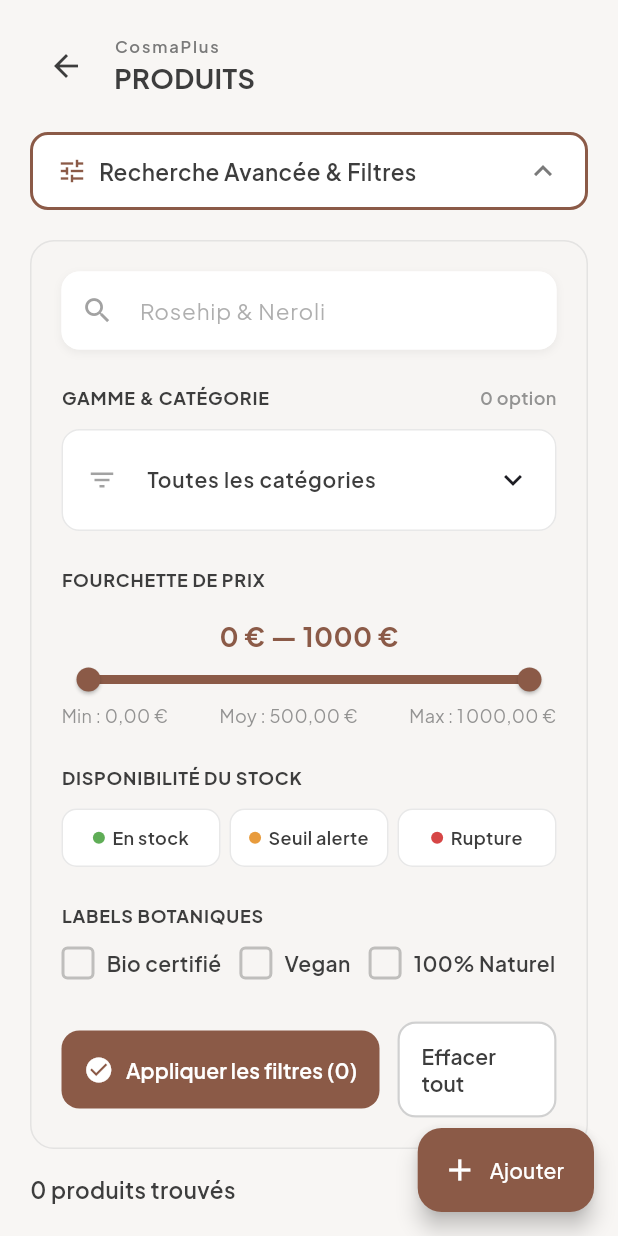
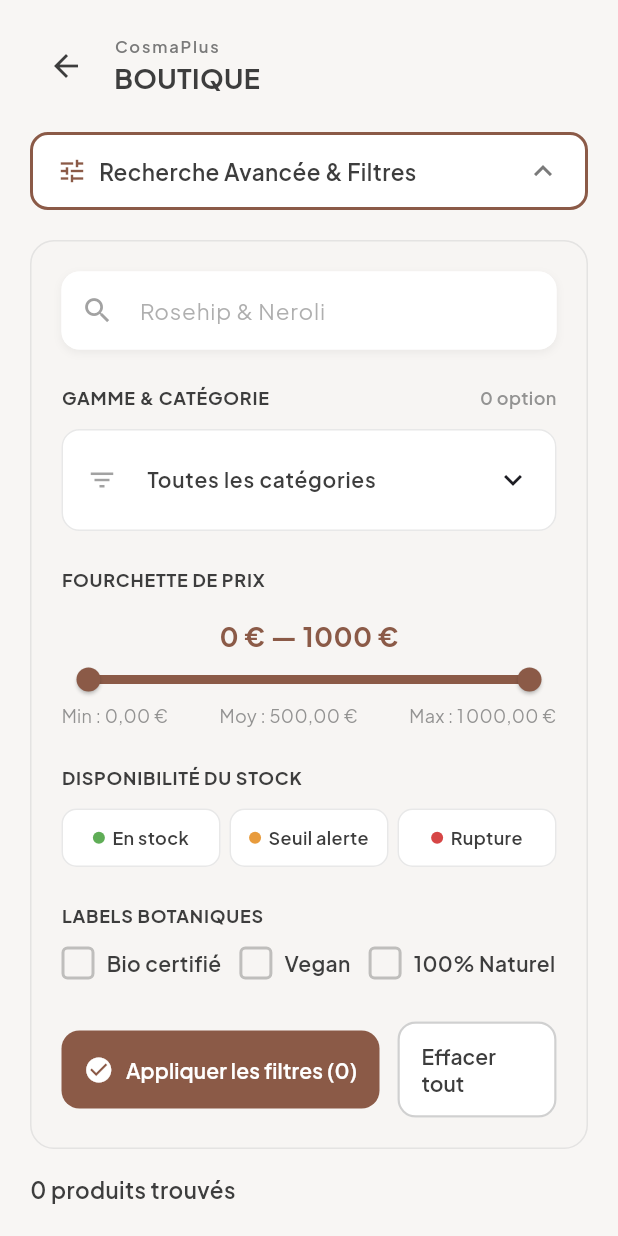
Before and after one commit to ghazi0ba/dev_mobile, a Flutter app: the ProductsScreen screen opened directly, after a tap on "Recherche Avancée & Filtres", on a phone screen of 412 x 824 dp. Run offline on Flutter 3.47's test engine with Material 3 defaults, Android fonts, the phone set to English and light mode, and no system bars; our stand-ins replace cloud_firestore, firebase_auth, firebase_core, google_fonts, image_picker; accounts and stored records are empty.

Commit message:
Produits : vue client (boutique, ajouter au panier), actions admin masquées

```diff
--- a/lib/features/produits/screens/products_screen.dart
+++ b/lib/features/produits/screens/products_screen.dart
@@ -4,6 +4,8 @@ import 'package:dev_mobile/features/produits/services/product_service.dart';
 import 'package:dev_mobile/features/produits/screens/product_add_screen.dart';
 import 'package:dev_mobile/features/produits/screens/product_detail_screen.dart';
 import 'package:intl/intl.dart';
+import 'package:dev_mobile/features/panier/widgets/cart_widgets.dart';
+import 'package:dev_mobile/features/utilisateurs/widgets/current_user_scope.dart';
 
 /// Products list screen with search and filters - CosmaPlus design
 class ProductsScreen extends StatefulWidget {
@@ -176,6 +178,9 @@ class _ProductsScreenState extends State<ProductsScreen> {
 
   @override
   Widget build(BuildContext context) {
+    // Admin : gestion du catalogue. Client : boutique (pas d'ajout/modification).
+    final isAdmin = CurrentUser.maybeOf(context)?.isAdmin ?? false;
+
     return Scaffold(
       backgroundColor: background,
       body: StreamBuilder<List<Product>>(
@@ -237,10 +242,10 @@ class _ProductsScreenState extends State<ProductsScreen> {
                             const SizedBox(width: 8),
                           if (Navigator.canPop(context))
                             const SizedBox(width: 8),
-                          const Column(
+                          Column(
                             crossAxisAlignment: CrossAxisAlignment.start,
                             children: [
-                              Text(
+                              const Text(
                                 'CosmaPlus',
                                 style: TextStyle(
                                   fontSize: 11,
@@ -250,8 +255,8 @@ class _ProductsScreenState extends State<ProductsScreen> {
                                 ),
                               ),
                               Text(
-                                'PRODUITS',
-                                style: TextStyle(
+                                isAdmin ? 'PRODUITS' : 'BOUTIQUE',
+                                style: const TextStyle(
                                   fontSize: 18,
                                   fontWeight: FontWeight.bold,
                                   color: textPrimary,
@@ -445,12 +450,14 @@ class _ProductsScreenState extends State<ProductsScreen> {
           );
         },
       ),
-      floatingActionButton: FloatingActionButton.extended(
-        onPressed: _navigateToAddProduct,
-        icon: const Icon(Icons.add),
-        label: const Text('Ajouter'),
-        backgroundColor: primary,
-      ),
+      floatingActionButton: isAdmin
+          ? FloatingActionButton.extended(
+              onPressed: _navigateToAddProduct,
+              icon: const Icon(Icons.add),
+              label: const Text('Ajouter'),
+              backgroundColor: primary,
+            )
+          : null,
     );
   }
 }
@@ -1305,8 +1312,11 @@ class _ProductCard extends StatelessWidget {
                 ),
               ),
 
-              // Arrow icon
-              const Icon(Icons.arrow_forward_ios, size: 16, color: textLight),
+              // Admin : flèche vers la fiche. Client : ajout rapide au panier.
+              if (CurrentUser.maybeOf(context)?.isAdmin ?? false)
+                const Icon(Icons.arrow_forward_ios, size: 16, color: textLight)
+              else
+                AddToCartButton(product: product, compact: true),
             ],
           ),
         ),
```
Also changed, not shown: lib/features/produits/screens/product_detail_screen.dart (+15 -3 lines).
